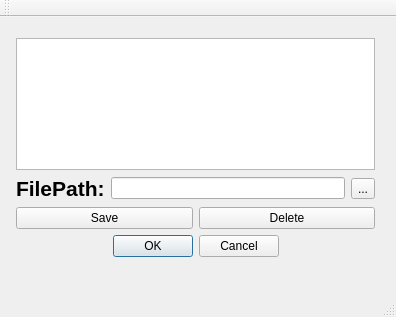
KasumyOdzy/learning, file 2/mainwindow.ui: the form before one commit.
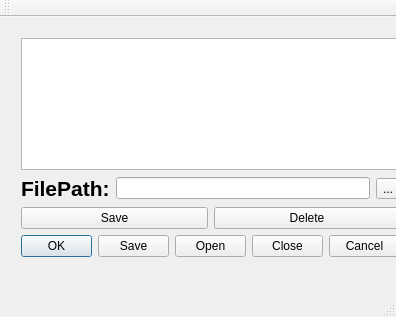
The form after the commit.

Commit message: bottun box.

Patch:
```diff
--- a/2/mainwindow.ui
+++ b/2/mainwindow.ui
@@ -17,9 +17,9 @@
    <widget class="QWidget" name="layoutWidget">
     <property name="geometry">
      <rect>
-      <x>5</x>
+      <x>10</x>
       <y>10</y>
-      <width>381</width>
+      <width>401</width>
       <height>241</height>
      </rect>
     </property>
@@ -82,7 +82,7 @@
         <string/>
        </property>
        <property name="standardButtons">
-        <set>QDialogButtonBox::Cancel|QDialogButtonBox::Ok</set>
+        <set>QDialogButtonBox::Cancel|QDialogButtonBox::Close|QDialogButtonBox::Ok|QDialogButtonBox::Open|QDialogButtonBox::Save</set>
        </property>
        <property name="centerButtons">
         <bool>true</bool>
```
The commit also changes 2 other files.
